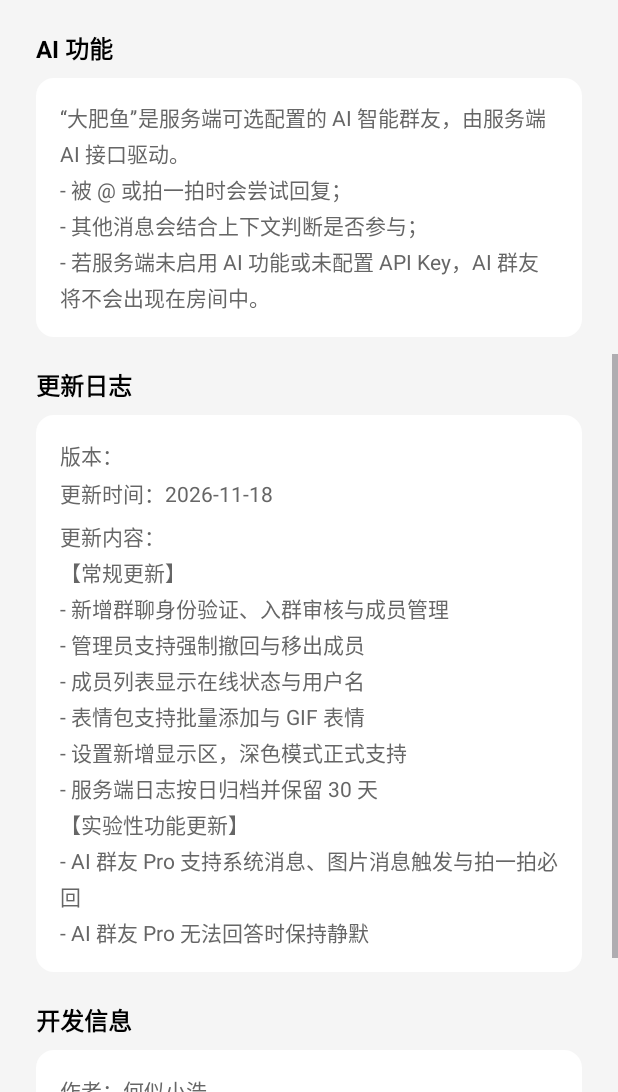
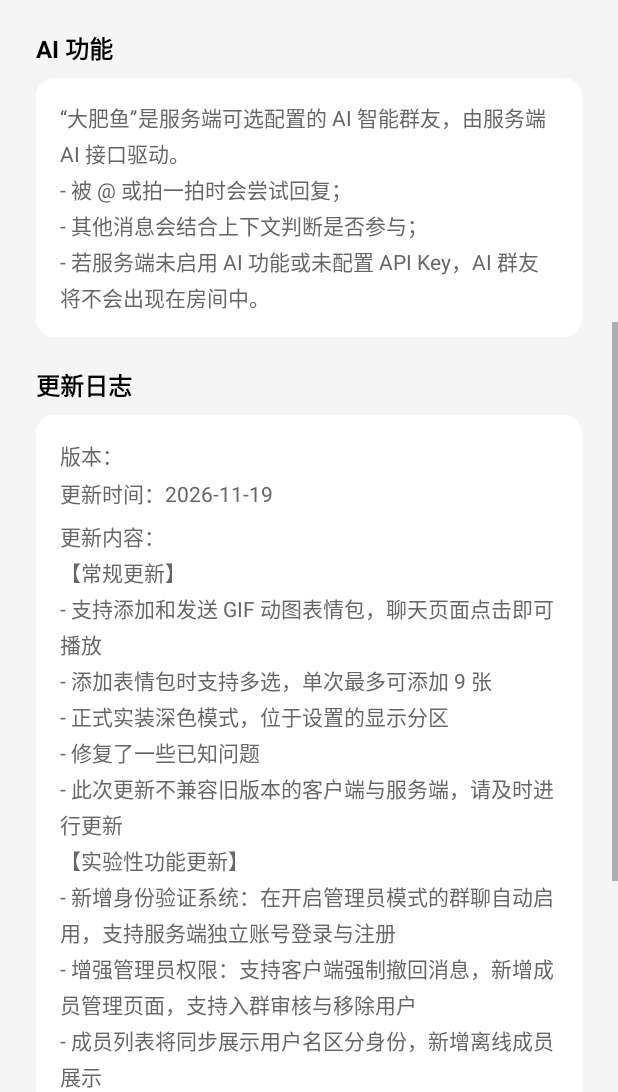
Before and after one commit to hesixiaohao666/CoTalk, an Android app: the AboutActivity screen opened directly, with no data from a screen before it, scrolled down 541 dp, on a phone screen of 412 x 824 dp, the part 144-1236 px from its top. Run offline under Robolectric (Android 15) with nearby library versions, the phone set to English and light mode, and no system bars.

Commit message:
v0.3.7(beta)

```diff
--- a/app/src/main/res/values/strings.xml
+++ b/app/src/main/res/values/strings.xml
@@ -139,8 +139,8 @@
     <string name="about_changelog_title">更新日志</string>
     <string name="about_changelog_version_format">版本：%1$s</string>
     <string name="about_changelog_date_format">更新时间：%1$s</string>
-    <string name="about_changelog_body">更新内容：\n【常规更新】\n- 新增群聊身份验证、入群审核与成员管理\n- 管理员支持强制撤回与移出成员\n- 成员列表显示在线状态与用户名\n- 表情包支持批量添加与 GIF 表情\n- 设置新增显示区，深色模式正式支持\n- 服务端日志按日归档并保留 30 天\n【实验性功能更新】\n- AI 群友 Pro 支持系统消息、图片消息触发与拍一拍必回\n- AI 群友 Pro 无法回答时保持静默</string>
-    <string name="about_changelog_date">2026-11-18</string>
+    <string name="about_changelog_body">更新内容：\n【常规更新】\n- 支持添加和发送 GIF 动图表情包，聊天页面点击即可播放\n- 添加表情包时支持多选，单次最多可添加 9 张\n- 正式实装深色模式，位于设置的显示分区\n- 修复了一些已知问题\n- 此次更新不兼容旧版本的客户端与服务端，请及时进行更新\n【实验性功能更新】\n- 新增身份验证系统：在开启管理员模式的群聊自动启用，支持服务端独立账号登录与注册\n- 增强管理员权限：支持客户端强制撤回消息，新增成员管理页面，支持入群审核与移除用户\n- 成员列表将同步展示用户名区分身份，新增离线成员展示\n- 移除了设置中的管理员模式入口</string>
+    <string name="about_changelog_date">2026-11-19</string>
     <string name="about_author_title">开发信息</string>
     <string name="about_author_name">作者：何似小浩</string>
     <string name="about_author_github">GitHub 开源仓库：\n- CoTalk 客户端：https://github.com/hesixiaohao666/CoTalk\n- CoTalk 服务端：https://github.com/hesixiaohao666/CoTalk-Server</string>
```
